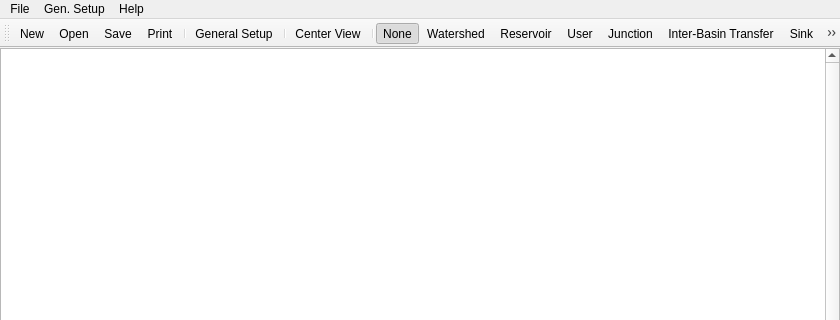
This is gui/ui/graps_graphics.ui in lcford2/graps_gui as Qt 5 draws it before an edit; both pictures show x 0 to 840 and y 0 to 320 of the 840 by 836 pixel window. The edited form follows.
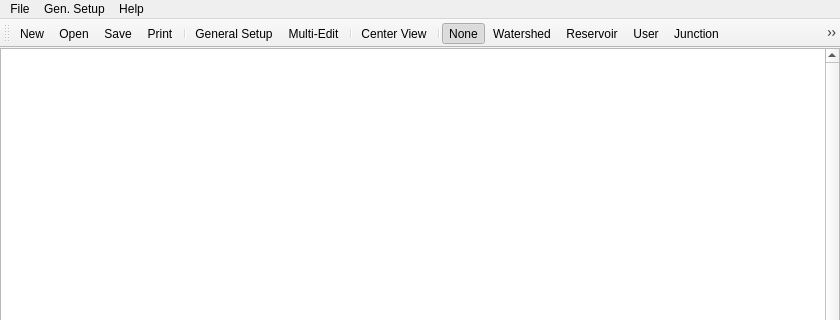
This is the edited form. Icons and pictures are not drawn.

Commit message: Added multi-edit functionality to gui.

Patch:
```diff
--- a/gui/ui/graps_graphics.ui
+++ b/gui/ui/graps_graphics.ui
@@ -135,6 +135,7 @@
    <addaction name="actionPrint"/>
    <addaction name="separator"/>
    <addaction name="actionGS"/>
+   <addaction name="actionMulti_Edit"/>
    <addaction name="separator"/>
    <addaction name="actionCenter_View"/>
    <addaction name="separator"/>
@@ -551,6 +552,14 @@
     <string>Alt+C</string>
    </property>
   </action>
+  <action name="actionMulti_Edit">
+   <property name="text">
+    <string>Multi-Edit</string>
+   </property>
+   <property name="toolTip">
+    <string>Edit attributes for multiple items</string>
+   </property>
+  </action>
  </widget>
  <tabstops>
   <tabstop>graphicsView</tabstop>
```
Left out of the diff: 2 changed lines with no effect on the pictures. The commit also changes 4 other files.
